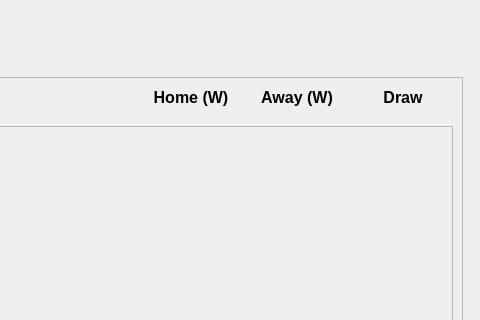
Before: the Qt Designer form src/qt/forms/placebetdialog.ui in wagerr/wagerr, drawn with Qt 5; both pictures show x 498 to 978 and y 0 to 320 of the 978 by 695 pixel window.
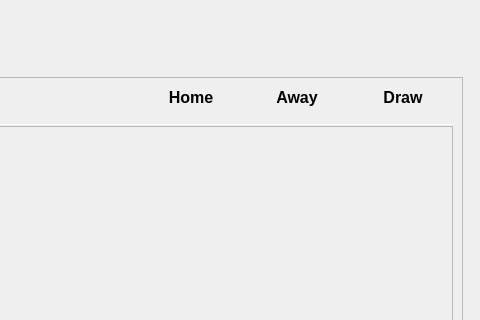
After: the same form once the commit is applied. Icons and pictures are not drawn. Custom widgets are drawn as their Qt base class.

Commit message:
Qt: Fix betting page heading labels
Github-Pull: #75
Rebased-From: b84e0e96d0ae48b952432f602a599dface472f9b

```diff
--- a/src/qt/forms/placebetdialog.ui
+++ b/src/qt/forms/placebetdialog.ui
@@ -287,7 +287,7 @@
                      <string notr="true">font-weight:bold;</string>
                     </property>
                     <property name="text">
-                     <string>Home (W)</string>
+                     <string>Home</string>
                     </property>
                    </widget>
                   </item>
@@ -320,7 +320,7 @@
                      <string notr="true">font-weight:bold;</string>
                     </property>
                     <property name="text">
-                     <string>Away (W)</string>
+                     <string>Away</string>
                     </property>
                    </widget>
                   </item>
```
